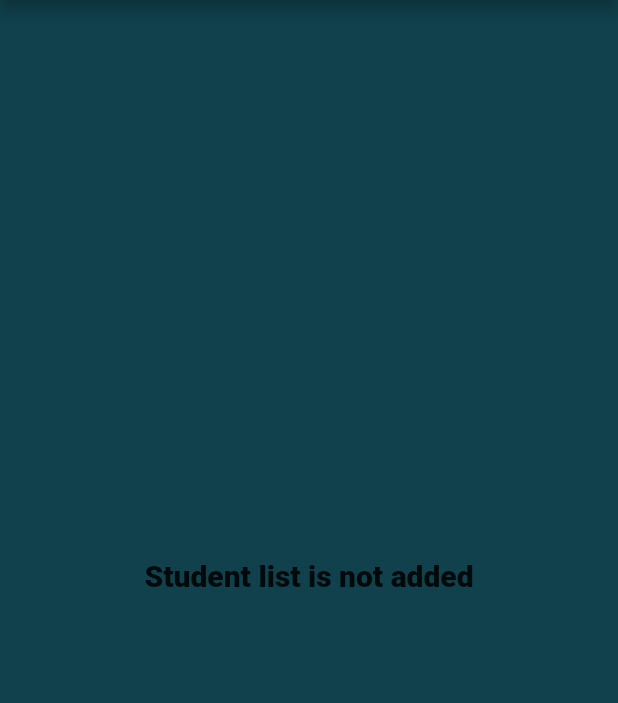
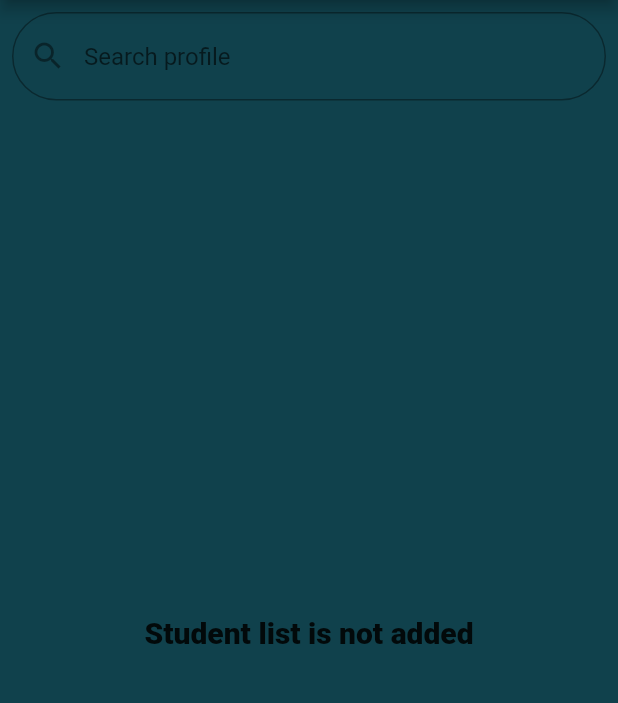
Before and after one commit to indrajithkbabu/students-manager, a Flutter app: the screen it shows after launch, on a phone screen of 412 x 824 dp, the part 84-787 px from its top. Run offline on Flutter 3.47's test engine with Material 2 defaults, Android fonts, the light colour scheme and no system bars; our stand-ins replace hive, hive_flutter, image_picker; accounts and stored records are empty.

Commit message:
search button

```diff
--- a/lib/profile/listProfileData.dart
+++ b/lib/profile/listProfileData.dart
@@ -1,21 +1,27 @@
+// ignore_for_file: prefer_const_constructors
+
 import 'dart:io';
 
 import 'package:flutter/material.dart';
 import 'package:flutter/src/foundation/key.dart';
 import 'package:flutter/src/widgets/framework.dart';
+import 'package:hive_flutter/hive_flutter.dart';
 import 'package:studentsportal/db/functions/db_functions.dart';
 import 'package:studentsportal/db/model/datamodel.dart';
 import 'package:studentsportal/profile/addProfile.dart';
+
 import 'package:studentsportal/profile/showProfileData.dart';
 
 //ValueNotifier<List<String>> enteredDataList =ValueNotifier([]);
 
-class listProfileData extends StatelessWidget {
+class listProfileData extends StatefulWidget {
    listProfileData({Key? key, }) : super(key: key);
 
+  @override
+  State<listProfileData> createState() => _listProfileDataState();
+}
 
-
-
+class _listProfileDataState extends State<listProfileData> {
   @override
   Widget build(BuildContext context) {
     getAllStudents();
@@ -30,14 +36,11 @@ class listProfileData extends StatelessWidget {
          centerTitle: true,
           actions: <Widget>[
 
-            // IconButton(onPressed: (){
 
-            // }, icon: Icon(Icons.menu),
-            // )
-            //  IconButton(onPressed: (){
-
-            // }, icon: Icon(Icons.person_search)
-            // ),
+//              IconButton(onPressed: (){
+//  Navigator.of(context).push(MaterialPageRoute(builder: (ctx)=> SearchProfile()) ) ;
+//             }, icon: Icon(Icons.search)
+//             ),
 
 
 
@@ -55,7 +58,13 @@ class listProfileData extends StatelessWidget {
 
           ],
         ),
-        body: Container(
+        body: InkWell(
+          splashFactory: NoSplash.splashFactory,
+          highlightColor: Colors.transparent,
+           onTap: () {
+          FocusManager.instance.primaryFocus!.unfocus();
+        },
+          child: Container(
               width: MediaQuery.of(context).size.width,
               height: MediaQuery.of(context).size.height,
               color: Color.fromARGB(255, 16, 65, 76),
@@ -66,7 +75,30 @@ class listProfileData extends StatelessWidget {
               // height: MediaQuery.of(context).size.height*.05,
               // color: Color.fromARGB(255, 130, 70, 70),
               //     ),
+               Padding(
+                 padding: const EdgeInsets.all(8.0),
+                 child: TextField(
+                    onChanged: (value)async{
+
+                     // Method For Searching
+                 await onSearch(value);
+                 studentListNotifier.notifyListeners();
+
+
+
+                               },
+                        decoration: InputDecoration(
+                        hintText: "Search profile",
+                        prefixIcon: Icon(Icons.search),
+                        border: OutlineInputBorder(
+                         borderRadius:
+                        BorderRadius.all(Radius.circular(50.0)),
+                                  ),
+                                ),
+                              ),
+               ),
                   Expanded(
+
                     child:
                     ValueListenableBuilder (
                      valueListenable: studentListNotifier,
@@ -119,6 +151,22 @@ class listProfileData extends StatelessWidget {
                   )
                   )
                 ],
-            )));
+              )),
+        ));
   }
 }
+
+ onSearch(String query)async{
+ final studentDB =await Hive.openBox<StudentModel>('student_db');
+ final allDetails =studentDB.values.toList();
+ final result;
+ if(query.isEmpty){
+result=allDetails;
+
+ }else{
+  result = allDetails.where((student) => student.name.toLowerCase().startsWith(query)).toList();
+ }
+studentListNotifier.value.clear();
+studentListNotifier.value.addAll(result);
+
+}
```
Also changed, not shown: lib/db/functions/db_functions.dart (line endings or trailing spaces). Lines whose indentation alone changed are shown as unchanged.
